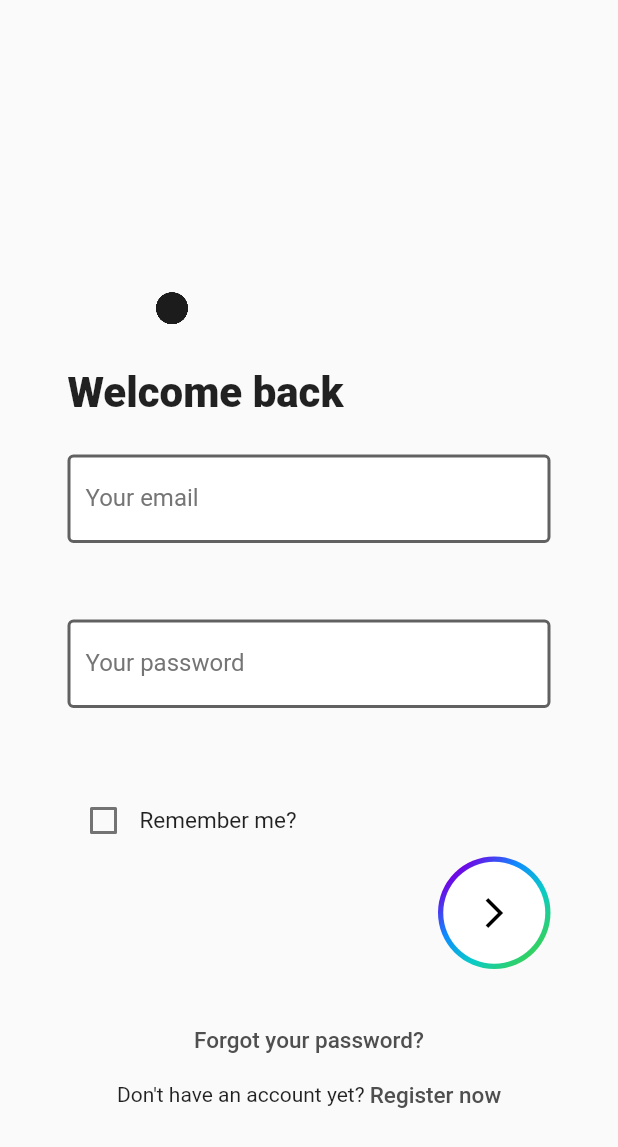
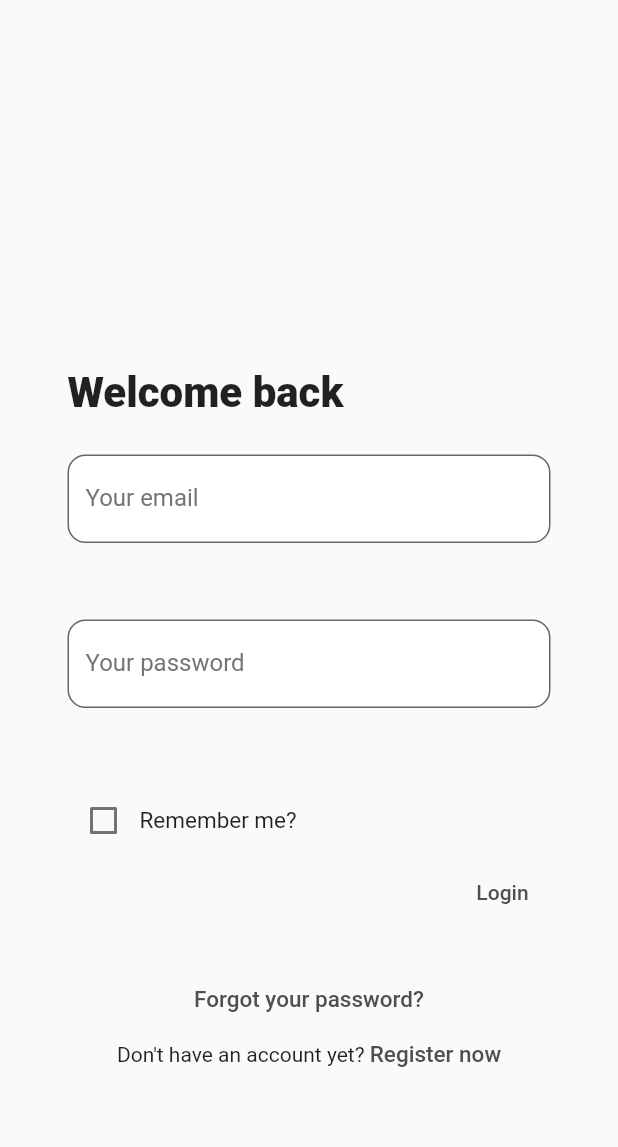
Before and after one commit to rosiebabbra/catalyst, a Flutter app: the LoginScreen screen opened by its route, on a phone screen of 412 x 824 dp. Shown: the top 1147 px of the screen. Run offline on Flutter 3.47's test engine with Material 2 defaults, Android fonts, the phone set to English and light mode, and no system bars; our stand-ins replace cloud_firestore, equatable, firebase_auth, firebase_core, firebase_storage, google_fonts and 6 more; missing offline and left inert: multiple_search_selection, swipable_stack; accounts and stored records are empty; generated files the repository leaves out were written again.

Commit message:
Update login screen

```diff
--- a/frontend/lib/login/login_screen.dart
+++ b/frontend/lib/login/login_screen.dart
@@ -13,22 +13,11 @@ class _LoginScreenState extends State<LoginScreen> {
 
   @override
   Widget build(BuildContext context) {
-    Color getColor(Set<MaterialState> states) {
-      const Set<MaterialState> interactiveStates = <MaterialState>{
-        MaterialState.pressed,
-        MaterialState.hovered,
-        MaterialState.focused,
-      };
-      if (states.any(interactiveStates.contains)) {
-        return Color(0xff0E8BFF);
-      }
-      return Color(0xff0E8BFF);
-    }
+    final _formKey = GlobalKey<FormState>();
 
     return Scaffold(
         body: Stack(
       children: [
-        StarryBackgroundWidget(),
         Padding(
           padding: const EdgeInsets.all(45.0),
           child: Column(
@@ -52,17 +41,9 @@ class _LoginScreenState extends State<LoginScreen> {
                   labelStyle: TextStyle(color: Colors.grey[600]),
                   border: const OutlineInputBorder(
                       borderRadius: BorderRadius.all(Radius.circular(12))),
-                    hintText: 'Your email',
                   filled: true,
                   fillColor: Colors.white,
-                    enabledBorder: OutlineInputBorder(
-                      borderSide:
-                          BorderSide(width: 2, color: Colors.grey[700]!),
                 ),
-                    focusedBorder: const OutlineInputBorder(
-                      borderSide:
-                          BorderSide(width: 2, color: Color(0xff7301E4)),
-                    )),
               ),
               Padding(
                 padding: const EdgeInsets.fromLTRB(5, 10, 0, 0),
@@ -70,12 +51,14 @@ class _LoginScreenState extends State<LoginScreen> {
                   alignment: Alignment.centerLeft,
                   child: Text(
                     emailErrorMessage,
-                    style: TextStyle(color: Colors.red),
+                    style: const TextStyle(color: Colors.red),
                   ),
                 ),
               ),
               const SizedBox(height: 25),
-              TextField(
+              Form(
+                key: _formKey,
+                child: TextFormField(
                   controller: passwordController,
                   obscureText: true,
                   decoration: InputDecoration(
@@ -83,17 +66,10 @@ class _LoginScreenState extends State<LoginScreen> {
                     labelText: 'Your password',
                     border: const OutlineInputBorder(
                         borderRadius: BorderRadius.all(Radius.circular(12))),
-                    hintText: 'Your password',
                     filled: true,
                     fillColor: Colors.white,
-                    enabledBorder: OutlineInputBorder(
-                      borderSide:
-                          BorderSide(width: 2, color: Colors.grey[700]!),
                   ),
-                    focusedBorder: OutlineInputBorder(
-                      borderSide:
-                          BorderSide(width: 2, color: Color(0xff7301E4)),
-                    )),
+                ),
               ),
               Padding(
                 padding: const EdgeInsets.fromLTRB(5, 10, 0, 0),
@@ -101,7 +77,7 @@ class _LoginScreenState extends State<LoginScreen> {
                   alignment: Alignment.centerLeft,
                   child: Text(
                     passwordErrorMessage,
-                    style: TextStyle(color: Colors.red),
+                    style: const TextStyle(color: Colors.red),
                   ),
                 ),
               ),
@@ -125,38 +101,17 @@ class _LoginScreenState extends State<LoginScreen> {
               Row(
                 mainAxisAlignment: MainAxisAlignment.end,
                 children: [
-                  SizedBox(
-                      height: 75,
-                      width: 75,
-                      child: Container(
-                        decoration: BoxDecoration(
-                            shape: BoxShape.circle,
-                            border: Border.all(
-                                width: 3.5, color: Colors.transparent),
-                            gradient: const LinearGradient(
-                              transform: GradientRotation(math.pi / 4),
-                              colors: [
-                                Color(0xff7301E4),
-                                Color(0xff0E8BFF),
-                                Color(0xff09CBC8),
-                                Color(0xff33D15F),
-                              ],
-                            )),
-                        child: Container(
-                          decoration: const BoxDecoration(
-                              shape: BoxShape.circle, color: Colors.white),
-                          child: TextButton(
-                            child: const Icon(Icons.arrow_forward_ios,
-                                color: Colors.black),
+                  TextButton(
+                    key: GlobalKey(debugLabel: 'loginKey'),
+                    child: const Text('Login'),
                     onPressed: () async {
                       // Sign in w/ email and password
                       FirebaseAuth auth = FirebaseAuth.instance;
 
-                              Future<void> signInWithEmailPassword(
-                                  String email, String password) async {
                       try {
                         await auth.signInWithEmailAndPassword(
-                                      email: email, password: password);
+                            email: emailController.text,
+                            password: passwordController.text);
                         Navigator.pushNamed(context, '/hobbies');
                       } catch (e) {
                         if (e is FirebaseAuthException) {
@@ -169,23 +124,18 @@ class _LoginScreenState extends State<LoginScreen> {
                           } else if (e.code == 'wrong-password') {
                             // Handle the 'wrong-password' error
                             setState(() {
-                                        passwordErrorMessage =
-                                            'Invalid password';
+                              passwordErrorMessage = 'Invalid password';
                             });
                           } else if (e.code == 'user-not-found') {
-                                      // TODO: Write code here for unfound users
+                            setState(() {
+                              passwordErrorMessage =
+                                  "You haven't registered yet!";
+                            });
                           }
                         }
                       }
-                              }
-
-                              await signInWithEmailPassword(
-                                  emailController.text,
-                                  passwordController.text);
                     },
                   ),
-                        ),
-                      )),
                 ],
               ),
               const SizedBox(height: 35),
@@ -213,7 +163,7 @@ class _LoginScreenState extends State<LoginScreen> {
                       style: TextStyle(fontSize: 14)),
                   TextButton(
                     onPressed: () {
-                      Navigator.pushNamed(context, '/onboarding');
+                      Navigator.pushNamed(context, '/onboarding-signup');
                     },
                     style: TextButton.styleFrom(
                       padding: const EdgeInsets.all(0),
```
Lines whose indentation alone changed are shown as unchanged.
